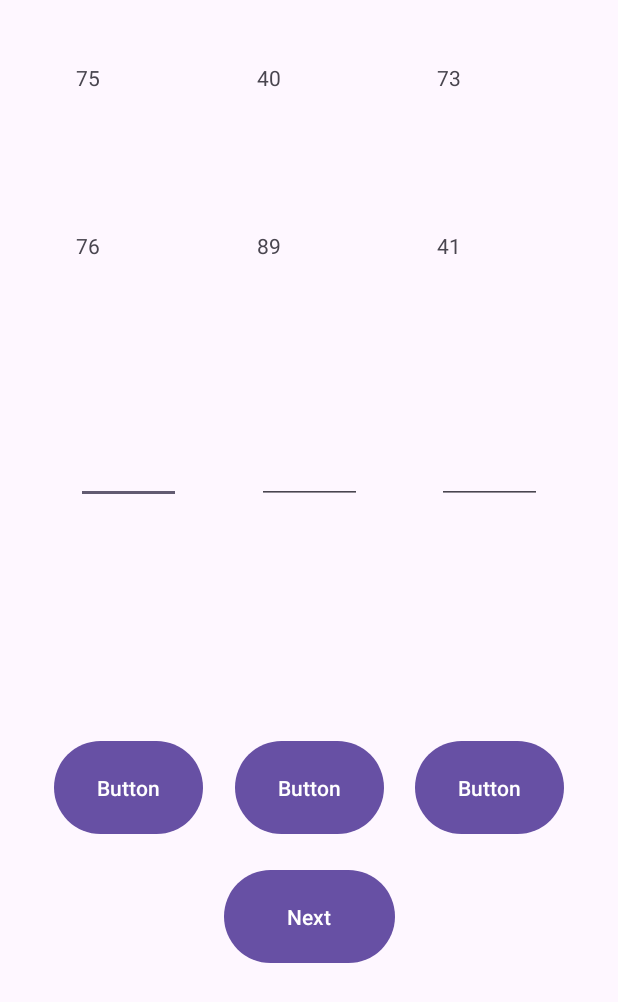
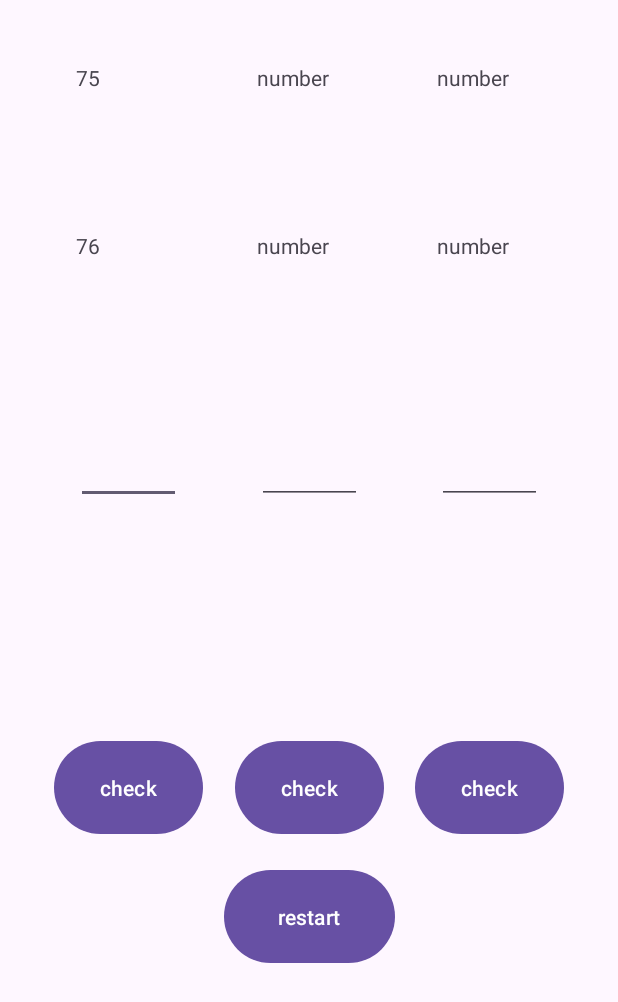
Before and after one commit to ofeklevii/OfekLeviGame, an Android app: the screen it shows after launch (MainActivity), on a phone screen of 412 x 824 dp. Shown: the top 1002 px of the screen. Run offline under Robolectric (Android 15) with nearby library versions, the phone set to English and light mode, and no system bars.

Commit message:
final project

```diff
--- a/app/src/main/java/com/example/ofeklevigame/MainActivity.java
+++ b/app/src/main/java/com/example/ofeklevigame/MainActivity.java
@@ -60,17 +60,13 @@ public class MainActivity extends AppCompatActivity {
 
         rand_num1 = get_randNum();
         rand_num2 = get_randNum();
-        rand_num3 = get_randNum();
-        rand_num4 = get_randNum();
-        rand_num5 = get_randNum();
-        rand_num6 = get_randNum();
 
         tv1.setText("" + rand_num1);
         tv2.setText("" + rand_num2);
-        tv3.setText("" + rand_num3);
-        tv4.setText("" + rand_num4);
-        tv5.setText("" + rand_num5);
-        tv6.setText("" + rand_num6);
+        tv3.setText("number");
+        tv4.setText("number");
+        tv5.setText("number");
+        tv6.setText("number");
 
     }
 
@@ -92,9 +88,14 @@ public class MainActivity extends AppCompatActivity {
             wrong1.setImageResource(R.drawable.greentick1);
             sum++;
         }
+        rand_num3 = (rand_num1 + rand_num2);
+        rand_num4 = get_randNum();
+        tv3.setText("" + rand_num3);
+        tv4.setText("" + rand_num4);
     }
 
-    public void check2(View view) {
+    public void check2(View view)
+    {
         et2 = findViewById(R.id.eT2);
         String answer2 = et2.getText().toString();
         wrong2.setVisibility(view.VISIBLE);
@@ -105,18 +106,31 @@ public class MainActivity extends AppCompatActivity {
             wrong2.setImageResource(R.drawable.greentick1);
             sum++;
         }
+        rand_num5 = (rand_num3 + rand_num4);
+        rand_num6 = get_randNum();
+        tv5.setText("" + rand_num5);
+        tv6.setText("" + rand_num6);
     }
 
-    public void check3(View view) {
+    public void check3(View view)
+    {
         et3 = findViewById(R.id.eT3);
         String answer3 = et3.getText().toString();
         wrong3.setVisibility(view.VISIBLE);
         if (Integer.parseInt(answer3) != (rand_num5 + rand_num6))
+        {
             wrong3.setImageResource(R.drawable.redx);
+            rand_num1 = (rand_num5 + rand_num6);
+        }
         else {
             wrong3.setImageResource(R.drawable.greentick1);
             sum++;
         }
+        score = ((double)sum/3) *100;
+        Toast.makeText(MainActivity.this, (sum+ "/3, "+score+"%"), Toast.LENGTH_SHORT).show();
+        sum = 0;
+        rand_num1 = (rand_num5 + rand_num6);
+        tv1.setText("" + rand_num1);
     }
     public void restart(View view) {
         wrong1.setVisibility(View.INVISIBLE);
@@ -125,24 +139,16 @@ public class MainActivity extends AppCompatActivity {
 
         rand_num1 = get_randNum();
         rand_num2 = get_randNum();
-        rand_num3 = get_randNum();
-        rand_num4 = get_randNum();
-        rand_num5 = get_randNum();
-        rand_num6 = get_randNum();
 
         tv1.setText("" + rand_num1);
         tv2.setText("" + rand_num2);
-        tv3.setText("" + rand_num3);
-        tv4.setText("" + rand_num4);
-        tv5.setText("" + rand_num5);
-        tv6.setText("" + rand_num6);
+        tv3.setText("number");
+        tv4.setText("number");
+        tv5.setText("number");
+        tv6.setText("number");
 
         et1.setText(null);
         et2.setText(null);
         et3.setText(null);
-
-        score = ((double)sum/3) *100;
-        Toast.makeText(MainActivity.this, (sum+ "/3, "+score+"%"), Toast.LENGTH_SHORT).show();
-        sum = 0;
     }
 }
--- a/app/src/main/res/layout/activity_main.xml
+++ b/app/src/main/res/layout/activity_main.xml
@@ -105,8 +105,8 @@
         android:layout_width="99dp"
         android:layout_height="70dp"
         android:layout_marginTop="42dp"
-        android:text="Button"
         android:onClick="check1"
+        android:text="check"
         app:layout_constraintEnd_toEndOf="@+id/iV1"
         app:layout_constraintStart_toStartOf="@+id/iV1"
         app:layout_constraintTop_toBottomOf="@+id/iV1" />
@@ -116,8 +116,8 @@
         android:layout_width="99dp"
         android:layout_height="70dp"
         android:layout_marginTop="42dp"
-        android:text="Button"
         android:onClick="check2"
+        android:text="check"
         app:layout_constraintEnd_toEndOf="@+id/iV2"
         app:layout_constraintStart_toStartOf="@+id/iV2"
         app:layout_constraintTop_toBottomOf="@+id/iV2" />
@@ -127,8 +127,8 @@
         android:layout_width="99dp"
         android:layout_height="70dp"
         android:layout_marginTop="42dp"
-        android:text="Button"
         android:onClick="check3"
+        android:text="check"
         app:layout_constraintEnd_toEndOf="@+id/iV3"
         app:layout_constraintStart_toStartOf="@+id/iV3"
         app:layout_constraintTop_toBottomOf="@+id/iV3" />
@@ -138,8 +138,8 @@
         android:layout_width="114dp"
         android:layout_height="70dp"
         android:layout_marginTop="16dp"
-        android:text="Next"
         android:onClick="restart"
+        android:text="restart"
         app:layout_constraintEnd_toEndOf="@+id/btn3"
         app:layout_constraintStart_toStartOf="@+id/btn1"
         app:layout_constraintTop_toBottomOf="@+id/btn2" />
```
